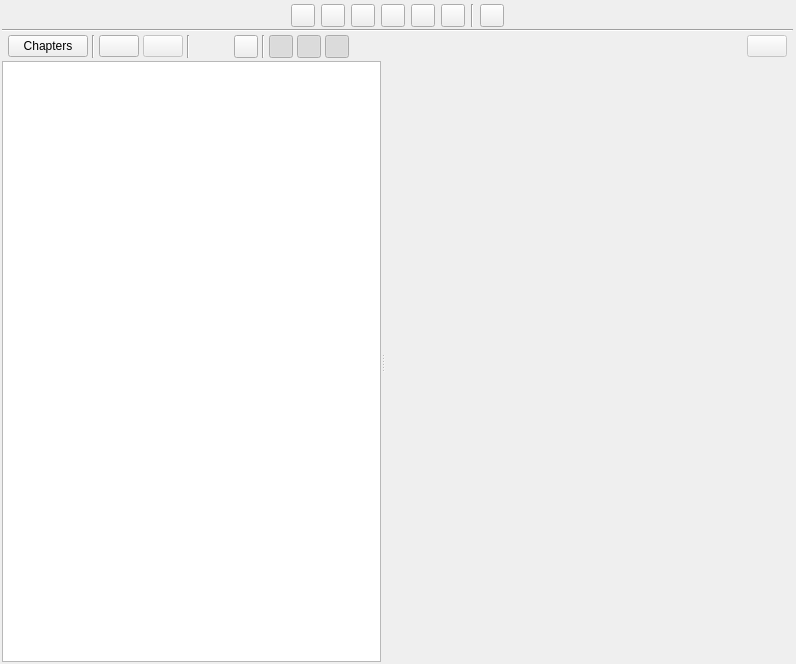
Old version of the form ui/scenes_view.ui in the repository zkovari/plotlyst.
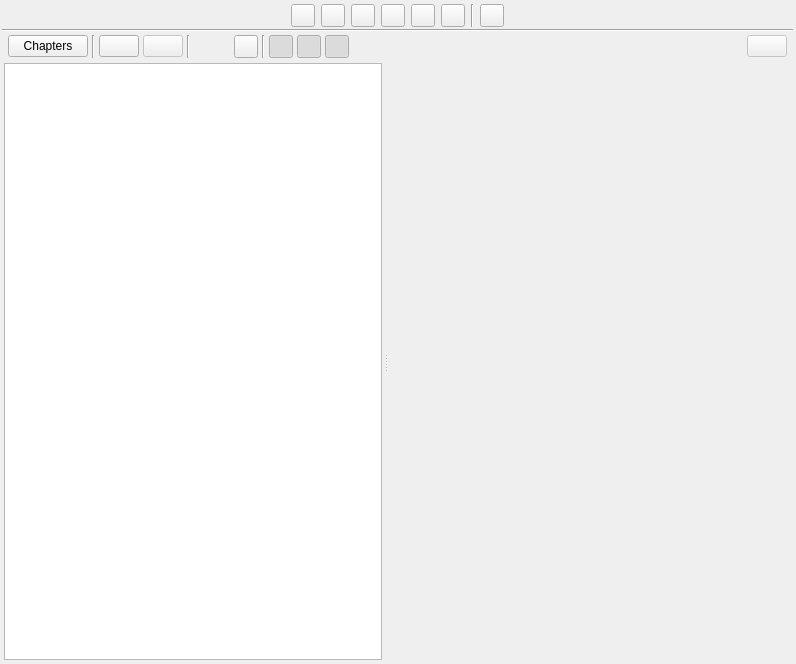
New version of the form. Custom widgets are drawn as their Qt base class.

What changed in the file:
```diff
--- a/ui/scenes_view.ui
+++ b/ui/scenes_view.ui
@@ -538,6 +538,21 @@
          </property>
          <widget class="QWidget" name="wgtChapters" native="true">
           <layout class="QVBoxLayout" name="verticalLayout_2">
+           <property name="spacing">
+            <number>3</number>
+           </property>
+           <property name="leftMargin">
+            <number>2</number>
+           </property>
+           <property name="topMargin">
+            <number>2</number>
+           </property>
+           <property name="rightMargin">
+            <number>2</number>
+           </property>
+           <property name="bottomMargin">
+            <number>2</number>
+           </property>
            <item>
             <widget class="ActionBasedTreeView" name="treeChapters">
              <property name="sizePolicy">
@@ -953,6 +968,11 @@
   </layout>
  </widget>
  <customwidgets>
+  <customwidget>
+   <class>RotatedButton</class>
+   <extends>QPushButton</extends>
+   <header>src.main.python.plotlyst.view.widget.input</header>
+  </customwidget>
   <customwidget>
    <class>ActionBasedTreeView</class>
    <extends>QTreeView</extends>
@@ -964,11 +984,6 @@
    <header>src.main.python.plotlyst.view.widget.cards</header>
    <container>1</container>
   </customwidget>
-  <customwidget>
-   <class>RotatedButton</class>
-   <extends>QPushButton</extends>
-   <header>src.main.python.plotlyst.view.widget.input</header>
-  </customwidget>
  </customwidgets>
  <resources/>
  <connections/>
```
